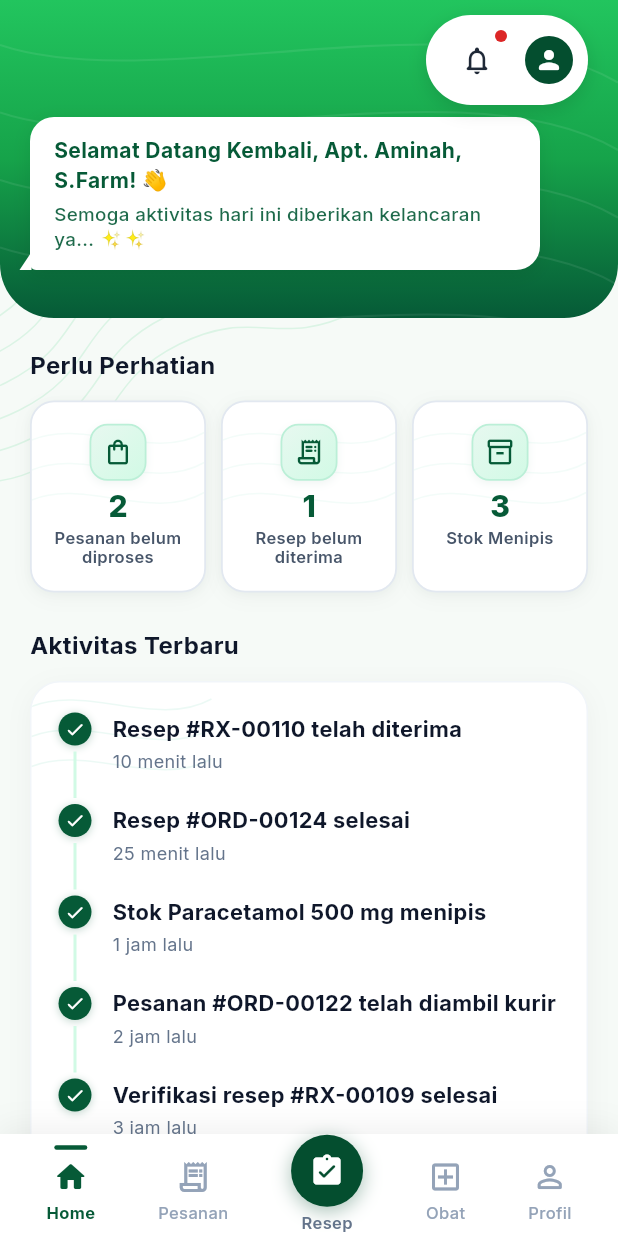
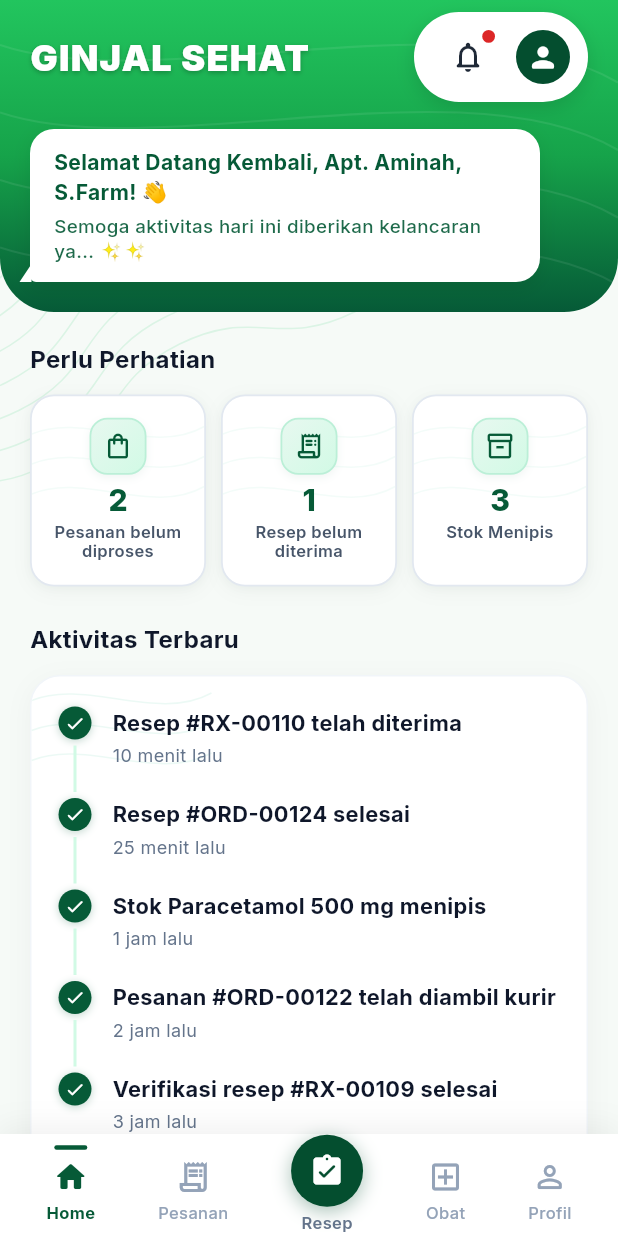
Before and after one commit to dhamar1980/Giat-Mobile, a Flutter app: the ApotekerHomeScreen screen opened directly, on a phone screen of 412 x 824 dp. Run offline on Flutter 3.47's test engine with Material 3 defaults, Android fonts, the phone set to English and light mode, and no system bars; our stand-ins replace dio, firebase_auth, firebase_core, flutter_secure_storage, google_fonts, google_sign_in and 1 more; accounts and stored records are empty.

Commit message:
feat: add core application screens, models, services, and configuration files

```diff
--- a/lib/screens/apotek/apoteker_home_screen.dart
+++ b/lib/screens/apotek/apoteker_home_screen.dart
@@ -10,6 +10,7 @@ import 'obat/apotek_obat_screen.dart';
 import 'profile/apotek_profile_screen.dart';
 import '../../login_screen.dart';
 import '../../widgets/giat_background.dart';
+import '../../widgets/app_brand_title.dart';
 
 // ─────────────────────────────────────────────────────────────────────────────
 // APOTEKER HOME SCREEN (Figma Node: 1100-18253)
@@ -166,6 +167,7 @@ class _ApotekerHomeScreenState extends State<ApotekerHomeScreen>
           if (_selectedIndex != 4)
             Positioned(
               top: 0,
+              left: 0,
               right: 0,
               child: SafeArea(
                 bottom: false,
@@ -180,11 +182,23 @@ class _ApotekerHomeScreenState extends State<ApotekerHomeScreen>
 
   Widget _buildTopBar() {
     final unreadNotifs = ApotekMockData.notifications.where((n) => !n.isRead).length;
+    final showBrandTitle = _selectedIndex != 4; // Tabs 0, 1, 2, 3 have green header
 
     return Padding(
-      padding: const EdgeInsets.only(top: 10, right: 20),
-      child: Container(
-        padding: const EdgeInsets.symmetric(horizontal: 10, vertical: 6),
+      padding: const EdgeInsets.only(top: 8, left: 20, right: 20),
+      child: Row(
+        mainAxisAlignment: MainAxisAlignment.spaceBetween,
+        crossAxisAlignment: CrossAxisAlignment.center,
+        children: [
+          // 1. App Brand Title ("GINJAL SEHAT") di kiri, sejajar dengan pill di kanan
+          if (showBrandTitle)
+            const AppBrandTitle()
+          else
+            const SizedBox.shrink(),
+
+          // 2. Kapsul Notifikasi & Profil (Ukuran asli yang proporsional)
+          Container(
+            padding: const EdgeInsets.symmetric(horizontal: 12, vertical: 6),
             decoration: BoxDecoration(
               color: Colors.white,
               borderRadius: BorderRadius.circular(30),
@@ -198,15 +212,16 @@ class _ApotekerHomeScreenState extends State<ApotekerHomeScreen>
             ),
             child: Row(
               mainAxisSize: MainAxisSize.min,
+              crossAxisAlignment: CrossAxisAlignment.center,
               children: [
                 Stack(
                   children: [
                     IconButton(
                       constraints: const BoxConstraints(),
-                  padding: const EdgeInsets.all(4),
+                      padding: const EdgeInsets.all(5),
                       icon: const Icon(
                         Icons.notifications_none_rounded,
-                    size: 22,
+                        size: 24,
                         color: Color(0xFF1F2937),
                       ),
                       onPressed: () {
@@ -217,11 +232,11 @@ class _ApotekerHomeScreenState extends State<ApotekerHomeScreen>
                     ),
                     if (unreadNotifs > 0)
                       Positioned(
-                    top: 4,
-                    right: 4,
+                        top: 6,
+                        right: 6,
                         child: Container(
-                      width: 8,
-                      height: 8,
+                          width: 8.5,
+                          height: 8.5,
                           decoration: const BoxDecoration(
                             color: Color(0xFFDC2626),
                             shape: BoxShape.circle,
@@ -234,21 +249,23 @@ class _ApotekerHomeScreenState extends State<ApotekerHomeScreen>
                 GestureDetector(
                   onTap: () => _switchToTab(4),
                   child: Container(
-                width: 32,
-                height: 32,
+                    width: 36,
+                    height: 36,
                     decoration: const BoxDecoration(
                       color: Color(0xFF044E2F),
                       shape: BoxShape.circle,
                     ),
                     child: const Icon(
                       Icons.person_rounded,
-                  size: 20,
+                      size: 22,
                       color: Colors.white,
                     ),
                   ),
                 ),
               ],
             ),
+          ),
+        ],
       ),
     );
   }
@@ -337,7 +354,7 @@ class _ApotekerHomeScreenState extends State<ApotekerHomeScreen>
             ),
           ),
           Padding(
-            padding: EdgeInsets.fromLTRB(20, topPadding + 78, 20, 32),
+            padding: EdgeInsets.fromLTRB(20, topPadding + 86, 20, 20),
             child: Column(
               crossAxisAlignment: CrossAxisAlignment.start,
               children: [
--- a/lib/screens/apotek/obat/apotek_obat_screen.dart
+++ b/lib/screens/apotek/obat/apotek_obat_screen.dart
@@ -445,10 +445,11 @@ class _ApotekObatScreenState extends State<ApotekObatScreen> {
             ),
           ),
           Padding(
-            padding: EdgeInsets.fromLTRB(20, topPadding + 78, 20, 32),
+            padding: EdgeInsets.fromLTRB(20, topPadding + 86, 20, 20),
             child: Column(
               crossAxisAlignment: CrossAxisAlignment.start,
               children: [
+
                 // Single Chat Bubble
                 Align(
                   alignment: Alignment.centerLeft,
--- a/lib/screens/apotek/pesanan/apotek_pesanan_screen.dart
+++ b/lib/screens/apotek/pesanan/apotek_pesanan_screen.dart
@@ -217,10 +217,11 @@ class _ApotekPesananScreenState extends State<ApotekPesananScreen> {
             ),
           ),
           Padding(
-            padding: EdgeInsets.fromLTRB(20, topPadding + 78, 20, 32),
+            padding: EdgeInsets.fromLTRB(20, topPadding + 86, 20, 20),
             child: Column(
               crossAxisAlignment: CrossAxisAlignment.start,
               children: [
+
                 // Single Chat Bubble
                 Align(
                   alignment: Alignment.centerLeft,
--- a/lib/screens/apotek/resep/apotek_resep_screen.dart
+++ b/lib/screens/apotek/resep/apotek_resep_screen.dart
@@ -185,10 +185,11 @@ class _ApotekResepScreenState extends State<ApotekResepScreen> {
             ),
           ),
           Padding(
-            padding: EdgeInsets.fromLTRB(20, topPadding + 78, 20, 32),
+            padding: EdgeInsets.fromLTRB(20, topPadding + 86, 20, 20),
             child: Column(
               crossAxisAlignment: CrossAxisAlignment.start,
               children: [
+
                 // Single Chat Bubble
                 Align(
                   alignment: Alignment.centerLeft,
--- /dev/null
+++ b/lib/widgets/app_brand_title.dart
@@ -0,0 +1,37 @@
+import 'package:flutter/material.dart';
+import 'package:google_fonts/google_fonts.dart';
+
+// ─────────────────────────────────────────────────────────────────────────────
+// APP BRAND TITLE ("GINJAL SEHAT")
+// Ditampilkan di pojok kiri atas header (di atas kiri bubble chat)
+// ─────────────────────────────────────────────────────────────────────────────
+
+class AppBrandTitle extends StatelessWidget {
+  final double fontSize;
+
+  const AppBrandTitle({
+    super.key,
+    this.fontSize = 24,
+  });
+
+  @override
+  Widget build(BuildContext context) {
+    return Text(
+      'GINJAL SEHAT',
+      style: GoogleFonts.inter(
+        fontSize: fontSize,
+        fontWeight: FontWeight.w900,
+        color: Colors.white,
+        letterSpacing: 0.8,
+        height: 1.0,
+        shadows: [
+          Shadow(
+            color: Colors.black.withValues(alpha: 0.25),
+            offset: const Offset(0, 1.5),
+            blurRadius: 4,
+          ),
+        ],
+      ),
+    );
+  }
+}
```
Also changed, not shown: lib/config/api_config.dart (+7 -21 lines), lib/login_screen.dart (+14 -19 lines), lib/master_layout.dart (+28 -11 lines), lib/models/user_model.dart (+12 -1 lines), lib/screens/dokter/dokter_home_screen.dart (+27 -9 lines), lib/screens/pasien/konsultasi/dokter_list_screen.dart (+19 -14 lines), lib/screens/pasien/obat/daftar_obat_screen.dart (+21 -15 lines), lib/screens/pasien/pantau/pantau_dashboard_screen.dart (+20 -14 lines), lib/screens/pasien/pasien_home_screen.dart (+25 -27 lines), lib/services/auth_service.dart (+31 -15 lines). Lines whose indentation alone changed are shown as unchanged.
